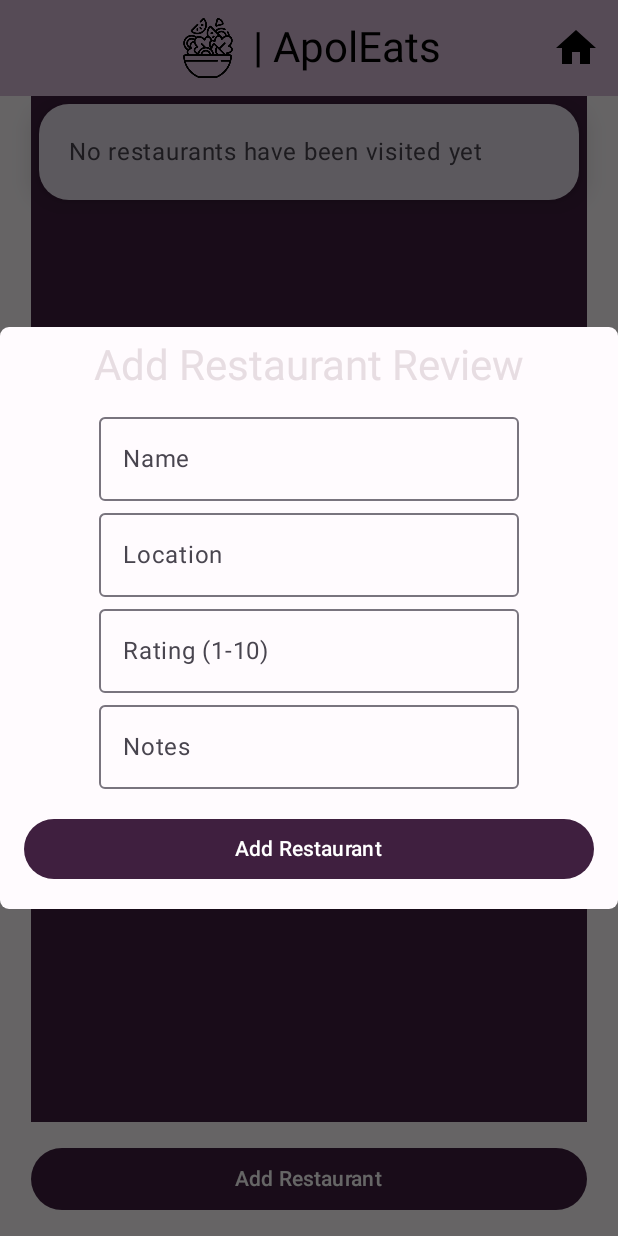
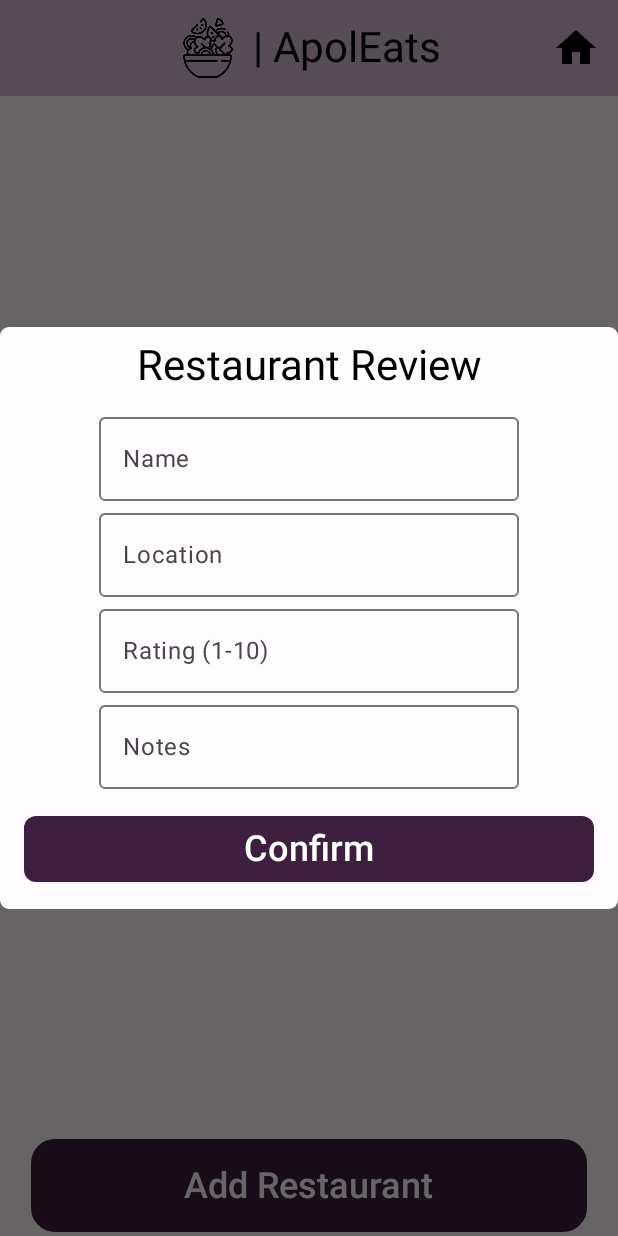
Before and after one commit to charlie-apolseed/AndroidRestaurantApp, an Android app built with Jetpack Compose: the screen it shows after launch (MainActivity), after a tap on "New", on a phone screen of 412 x 824 dp. Run offline under Robolectric (Android 15) with nearby library versions, the phone set to English and light mode, and no system bars.

Commit message:
[Implementation] Fixed Lazy column with visual cards

```diff
--- a/app/src/main/java/com/example/yumfinder/ui/screen/ListModel.kt
+++ b/app/src/main/java/com/example/yumfinder/ui/screen/ListModel.kt
@@ -7,6 +7,8 @@ import androidx.compose.runtime.mutableStateOf
 import androidx.compose.runtime.setValue
 import androidx.lifecycle.SavedStateHandle
 import androidx.lifecycle.ViewModel
+import com.example.yumfinder.R
+import java.util.Date
 
 
 data class Restaurant(
@@ -14,7 +16,9 @@ data class Restaurant(
     val location: String,
     val rating: String,
     val notes: String,
-    var favorite: Boolean = false
+    var favorite: Boolean = false,
+    val image: Int = R.drawable.logo,
+    val date: Date = Date()
 )
 
 class ListModel(savedStateHandle: SavedStateHandle) : ViewModel() {
--- a/app/src/main/java/com/example/yumfinder/ui/screen/ListScreen.kt
+++ b/app/src/main/java/com/example/yumfinder/ui/screen/ListScreen.kt
@@ -14,6 +14,7 @@ import androidx.compose.foundation.layout.fillMaxWidth
 import androidx.compose.foundation.layout.height
 import androidx.compose.foundation.layout.padding
 import androidx.compose.foundation.layout.size
+import androidx.compose.foundation.layout.width
 import androidx.compose.foundation.layout.widthIn
 import androidx.compose.foundation.layout.wrapContentHeight
 import androidx.compose.foundation.lazy.LazyColumn
@@ -47,15 +48,19 @@ import androidx.compose.runtime.remember
 import androidx.compose.runtime.setValue
 import androidx.compose.ui.Alignment
 import androidx.compose.ui.Modifier
+import androidx.compose.ui.graphics.Color
 import androidx.compose.ui.res.painterResource
 import androidx.compose.ui.text.font.FontStyle
 import androidx.compose.ui.text.style.TextAlign
 import androidx.compose.ui.text.style.TextOverflow
+import androidx.compose.ui.tooling.preview.Preview
 
 import androidx.compose.ui.unit.dp
 import androidx.compose.ui.window.Dialog
 import androidx.lifecycle.viewmodel.compose.viewModel
 import com.example.yumfinder.R
+import java.text.SimpleDateFormat
+import java.util.Locale
 
 
 @OptIn(ExperimentalMaterial3Api::class)
@@ -114,78 +119,68 @@ fun ListScreen(
         }
     ) { innerPadding ->
         Column(
-            modifier = Modifier
-                .fillMaxSize()
-                .padding(innerPadding),
+            modifier
+                .padding(innerPadding)
+                .padding(top = 10.dp)
+                .fillMaxWidth()
+                .background(MaterialTheme.colorScheme.background),
             horizontalAlignment = Alignment.CenterHorizontally
         ) {
-            // Main Content
-            Column(
+            val pairedRestaurants = visitedRestaurants.chunked(2)
+
+            LazyColumn(
                 modifier = Modifier
-                    .fillMaxHeight(0.9f)
-                    .fillMaxWidth(.9f)
-                    .background(MaterialTheme.colorScheme.primary),
-                verticalArrangement = Arrangement.Top,
+                    .fillMaxWidth()
+                    .fillMaxHeight(.9f),
                 horizontalAlignment = Alignment.CenterHorizontally
             ) {
-                if (visitedRestaurants.isEmpty()) {
-                    Card(
-                        colors = CardDefaults.cardColors(
-                            containerColor = MaterialTheme.colorScheme.surfaceVariant,
-                        ),
-                        shape = RoundedCornerShape(20.dp),
-                        elevation = CardDefaults.cardElevation(defaultElevation = 10.dp),
+                items(pairedRestaurants) { pair ->
+                    Row(
                         modifier = Modifier
-                            .padding(5.dp)
-                            .fillMaxWidth()
-                            .fillMaxWidth(.9f)
+                            .fillMaxWidth(.95f)
+                            .padding(4.dp),
+                        horizontalArrangement = Arrangement.SpaceBetween
                     ) {
-                        Text(
-                            text = "No restaurants have been visited yet",
-                            modifier = Modifier.padding(20.dp)
+                        RestaurantCard(
+                            restaurant = pair[0],
+                            modifier = Modifier
+                                .weight(1f)
+                                .padding(end = 4.dp)
                         )
-                    }
+
+                        if (pair.size > 1) {
+                            RestaurantCard(
+                                restaurant = pair[1],
+                                modifier = Modifier
+                                    .weight(1f)
+                                    .padding(start = 4.dp)
+                            )
                         } else {
-                    LazyColumn(
-                        modifier = Modifier
-                            .fillMaxHeight()
-                            .background(MaterialTheme.colorScheme.error)
-                    ) {
-                        items(visitedRestaurants) { visitedRestaurant ->
-                            RestaurantCard(restaurant = visitedRestaurant)
+                            // Optional: Add an empty Spacer to keep alignment if only one item
+                            Spacer(modifier = Modifier.weight(1f))
                         }
                     }
                 }
             }
-            Row(
-                modifier = Modifier.fillMaxSize(),
-                horizontalArrangement = Arrangement.Center,
-                verticalAlignment = Alignment.CenterVertically
-            ) {
+
             Button(
+                modifier = Modifier
+                    .padding(top = 10.dp)
+                    .fillMaxWidth(0.9f)
+                    .height(62.dp),
                 onClick = { viewModel.toggleAddDialog() },
-                    modifier = Modifier
-                        .fillMaxWidth(.9f)
-                        .height(41.dp),
-                    colors = ButtonColors(
-                        containerColor = MaterialTheme.colorScheme.primary,
-                        contentColor = MaterialTheme.colorScheme.onPrimary,
-                        disabledContentColor = MaterialTheme.colorScheme.primary,
-                        disabledContainerColor = MaterialTheme.colorScheme.onPrimary
+                shape = RoundedCornerShape(16.dp)
             )
-                ) {
-                    Text("Add Restaurant")
+            {
+                Text("Add Restaurant", style = MaterialTheme.typography.labelMedium)
             }
-                Spacer(modifier = Modifier.height(0.dp))
+
+
+            // Open dialog for adding new restaurant
+            if (viewModel.addDialog) {
+                AddRestaurantDialog(viewModel) {
+                    viewModel.toggleAddDialog()
                 }
-            // Bottom Icon
-
-            // Add Restaurant Dialog
-            if (viewModel.addDialog) {
-                AddRestaurantDialog(
-                    viewModel,
-                    onCancel = { viewModel.toggleAddDialog() }
-                )
             }
         }
     }
@@ -193,62 +188,90 @@ fun ListScreen(
 
 }
 
+
 @Composable
-fun RestaurantCard(restaurant: Restaurant) {
-    var backgroundColor = MaterialTheme.colorScheme.surface
-    if (restaurant.rating.toInt() >= 9) {
-        backgroundColor = MaterialTheme.colorScheme.surfaceVariant
+fun RestaurantCard(restaurant: Restaurant, modifier: Modifier) {
+    val name = if (restaurant.name.length > 20) {
+        restaurant.name.substring(0, 17) + "..."
+    } else {
+        restaurant.name
     }
+
+    val location = if (restaurant.location.length > 20) {
+        restaurant.location.substring(0, 17) + "..."
+    } else {
+        restaurant.location
+    }
+    val formatter = SimpleDateFormat("d MMMM, yyyy", Locale.getDefault())
+    val formattedDate = formatter.format(restaurant.date)
 
     Card(
         colors = CardDefaults.cardColors(
-            containerColor = backgroundColor,
-        ), shape = RoundedCornerShape(20.dp), elevation = CardDefaults.cardElevation(
-            defaultElevation = 10.dp
-        ), modifier = Modifier
-            .padding(5.dp)
+            containerColor = MaterialTheme.colorScheme.surfaceVariant
+        ),
+        shape = RoundedCornerShape(20.dp),
+        elevation = CardDefaults.cardElevation(defaultElevation = 8.dp),
+        modifier = modifier
+            .padding(vertical = 4.dp)
             .fillMaxWidth()
     ) {
-        var expanded by remember { mutableStateOf(false) }
-
         Column(
             modifier = Modifier
-                .padding(20.dp)
+                .fillMaxWidth()
                 .animateContentSize()
+                .padding(8.dp)
         ) {
+            Image(
+                painter = painterResource(id = restaurant.image),
+                contentDescription = "Restaurant Image",
+                modifier = Modifier
+                    .fillMaxWidth()
+                    .height(150.dp)
+            )
+            Spacer(modifier = Modifier.height(8.dp))
+
+            Text(
+                text = name,
+                style = MaterialTheme.typography.titleLarge,
+                maxLines = 1,
+                overflow = TextOverflow.Ellipsis,
+                modifier = Modifier
+                    .padding(horizontal = 4.dp)
+                    .fillMaxWidth()
+            )
+
+            Spacer(modifier = Modifier.height(4.dp))
+
             Row(
-                verticalAlignment = Alignment.CenterVertically,
+                modifier = Modifier
+                    .fillMaxWidth()
+                    .padding(top = 4.dp)
+                    .padding(horizontal = 4.dp),
                 horizontalArrangement = Arrangement.SpaceBetween,
-                modifier = Modifier.fillMaxWidth()
+                verticalAlignment = Alignment.CenterVertically
             ) {
-                Column {
+                Column(
+                    modifier = Modifier.weight(1f),
+                    verticalArrangement = Arrangement.Center
+                ) {
                     Text(
-                        text = restaurant.name,
-                        style = MaterialTheme.typography.headlineMedium,
-                        modifier = Modifier.widthIn(max = 300.dp),
-                        overflow = TextOverflow.Ellipsis,
-                        maxLines = 1
+                        text = location,
+                        style = MaterialTheme.typography.bodyMedium,
+                        maxLines = 1,
+                        overflow = TextOverflow.Ellipsis
                     )
-                    Text(text = restaurant.location, style = MaterialTheme.typography.bodyMedium)
-                }
-                Row {
-                    Text(text = restaurant.rating, style = MaterialTheme.typography.headlineMedium)
-
-                    IconButton(onClick = { expanded = !expanded }) {
-                        Icon(
-                            imageVector = if (expanded) Icons.Filled.KeyboardArrowUp
-                            else Icons.Filled.KeyboardArrowDown,
-                            contentDescription = if (expanded) {
-                                "Less"
-                            } else {
-                                "More"
-                            }
+                    Text(
+                        text = formattedDate,
+                        style = MaterialTheme.typography.bodySmall,
+                        color = MaterialTheme.colorScheme.onSurfaceVariant
                     )
                 }
-                }
-            }
-            if (expanded) {
-                Text(text = restaurant.notes, style = MaterialTheme.typography.bodySmall)
+                Text(
+                    text = restaurant.rating,
+                    style = MaterialTheme.typography.labelLarge,
+                    color = MaterialTheme.colorScheme.primary,
+                    modifier = Modifier.padding(horizontal = 8.dp)
+                )
             }
         }
     }
@@ -278,9 +301,10 @@ fun AddRestaurantDialog(
                 horizontalAlignment = Alignment.CenterHorizontally
             ) {
                 Text(
-                    text = "Add Restaurant Review",
+                    text = "Restaurant Review",
                     modifier = Modifier.padding(8.dp),
-                    style = MaterialTheme.typography.headlineMedium
+                    style = MaterialTheme.typography.headlineMedium,
+                    color = Color.Black
                 )
                 OutlinedTextField(
                     value = newRestaurantName,
@@ -310,7 +334,9 @@ fun AddRestaurantDialog(
                 }
                 Button(modifier = Modifier
                     .fillMaxWidth()
-                    .padding(16.dp),
+                    .padding(16.dp)
+                    ,
+                    shape = RoundedCornerShape(8.dp),
                     onClick = {
                         if (newRestaurantName.isNotBlank() && newRestaurantLocation.isNotBlank() && newRestaurantRating.isNotBlank()) {
                             viewModel.addRestaurant(
@@ -325,7 +351,7 @@ fun AddRestaurantDialog(
                         }
                     }
                 ) {
-                    Text(text = "Add Restaurant")
+                    Text(text = "Confirm", style = MaterialTheme.typography.labelMedium)
                 }
             }
 
--- a/app/src/main/java/com/example/yumfinder/ui/theme/Theme.kt
+++ b/app/src/main/java/com/example/yumfinder/ui/theme/Theme.kt
@@ -23,7 +23,7 @@ private val DarkColorScheme = darkColorScheme(
     onSecondaryContainer = Color.Black,
 
     background = Color(0xFFFFFBFE),
-    onBackground = Color(0xFFE7DDE2)
+    onBackground = Color(0xFFCBC0C5)
 )
 
 private val LightColorScheme = lightColorScheme(
--- a/app/src/main/java/com/example/yumfinder/ui/theme/Type.kt
+++ b/app/src/main/java/com/example/yumfinder/ui/theme/Type.kt
@@ -14,7 +14,19 @@ val Typography = Typography(
         fontSize = 16.sp,
         lineHeight = 24.sp,
         letterSpacing = 0.5.sp
-    )
+    ),
+    labelLarge = TextStyle(
+        fontFamily = FontFamily.Default,
+        fontWeight = FontWeight.ExtraBold,
+        fontSize = 32.sp,
+        lineHeight = 24.sp,
+        letterSpacing = 0.5.sp
+    ),
+    labelMedium = TextStyle(
+        fontFamily = FontFamily.Default,
+        fontWeight = FontWeight.Medium,
+        fontSize = 24.sp,
+        lineHeight = 24.sp)
     /* Other default text styles to override
     titleLarge = TextStyle(
         fontFamily = FontFamily.Default,
```
Also changed, not shown: app/src/main/java/com/example/yumfinder/ui/screen/home/HomeScreen.kt (+0 -12 lines). Lines whose indentation alone changed are shown as unchanged.
